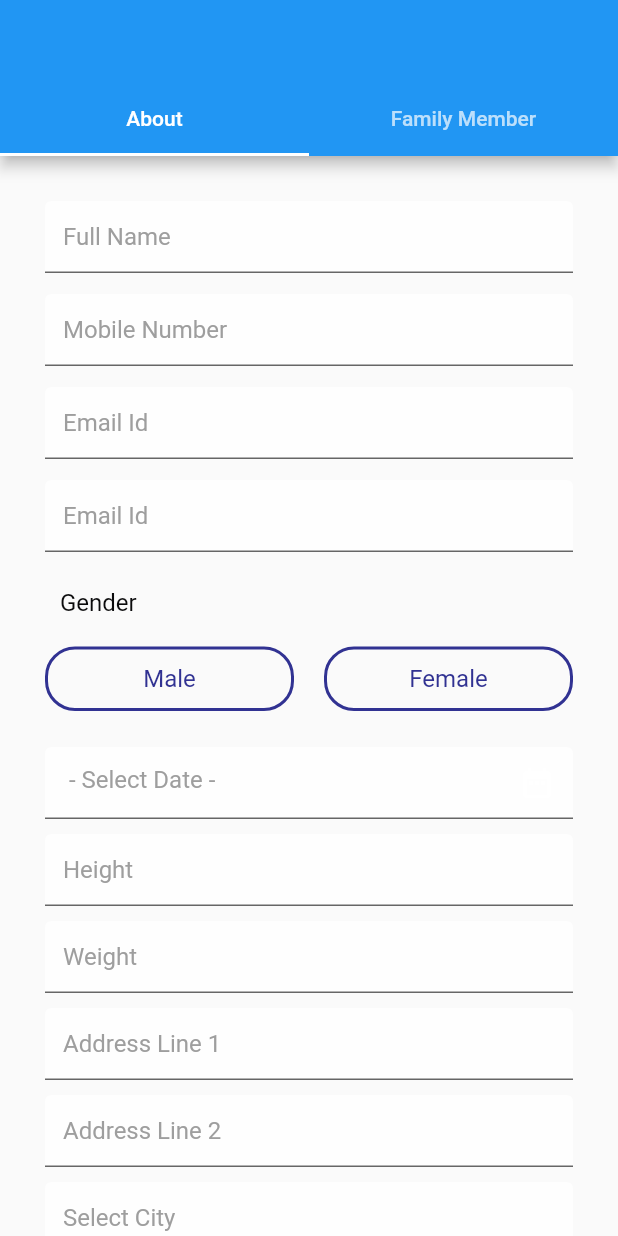
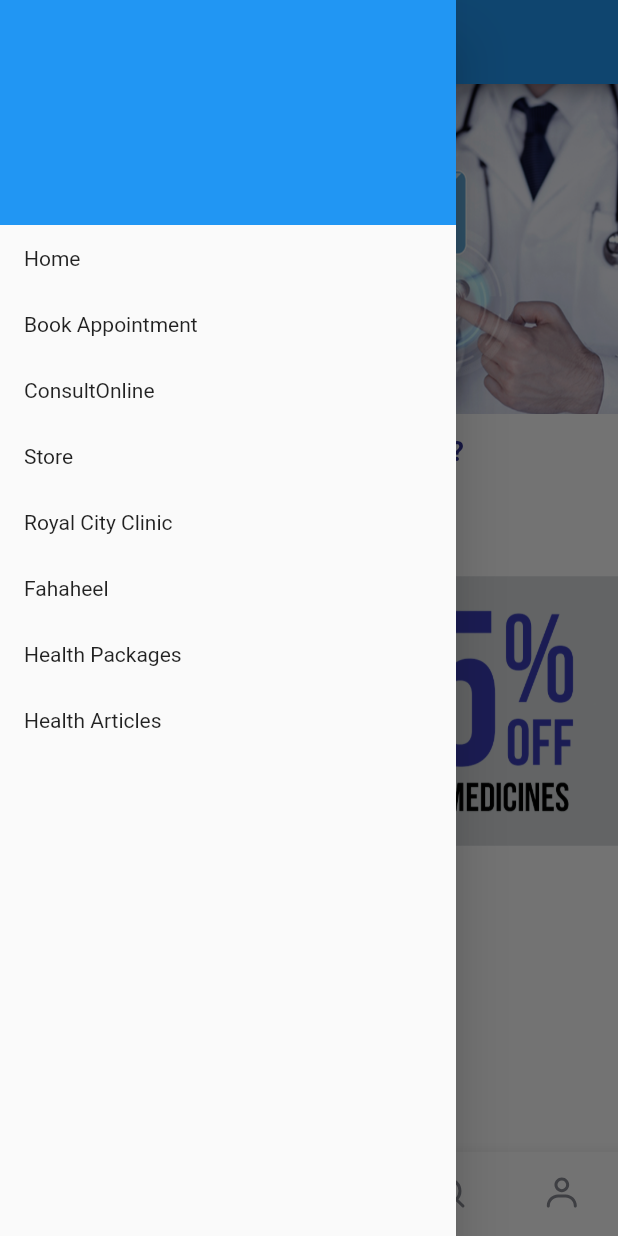
Before and after one commit to GauravPandey123/CityClinicUser, a Flutter app: the screen it shows after launch, with the side drawer open (before the commit the screen has no drawer), on a phone screen of 412 x 824 dp. Run offline on Flutter 3.47's test engine with Material 2 defaults, Android fonts, the phone set to English and light mode, and no system bars; our stand-ins replace flutter_svg.

Commit message:
order screen bottomtabscreen main screen added

```diff
--- a/lib/main.dart
+++ b/lib/main.dart
@@ -1,9 +1,12 @@
+import 'package:city_clinic_user/ui/screens/BottomTabsScreen.dart';
+import 'package:city_clinic_user/ui/screens/Dashboard.dart';
 import 'package:city_clinic_user/ui/screens/Login-Screen.dart';
 import 'package:city_clinic_user/ui/screens/MainScreen.dart';
 import 'package:city_clinic_user/ui/screens/ProfileDetails.dart';
 import 'package:city_clinic_user/ui/screens/Signup.dart';
 import 'package:city_clinic_user/ui/screens/Splash.dart';
 import 'package:city_clinic_user/widget/findandbook_item.dart';
+import 'package:city_clinic_user/widget/health_articles_item.dart';
 import 'package:flutter/material.dart';
 
 void main() {
@@ -17,7 +20,7 @@ class MyApp extends StatelessWidget {
     return MaterialApp(
       debugShowCheckedModeBanner: false,
       title: 'Flutter Demo',
-      home: ProfileDetails(),
+      home: BottomTabsScreen()
     );
   }
 }
--- /dev/null
+++ b/lib/ui/screens/BottomTabsScreen.dart
@@ -0,0 +1,95 @@
+import 'package:city_clinic_user/ui/screens/Cart.dart';
+import 'package:city_clinic_user/ui/screens/Dashboard.dart';
+import 'package:city_clinic_user/ui/screens/Orders.dart';
+import 'package:city_clinic_user/ui/screens/Profile.dart';
+import 'package:city_clinic_user/ui/screens/Search.dart';
+import 'package:city_clinic_user/utils/AppImages.dart';
+import 'package:city_clinic_user/utils/appcolors.dart';
+import 'package:city_clinic_user/widget/maindrawer.dart';
+import 'package:flutter/cupertino.dart';
+import 'package:flutter/material.dart';
+import 'package:flutter_svg/flutter_svg.dart';
+
+class BottomTabsScreen extends StatefulWidget {
+  _BottomTabsScreen createState() => _BottomTabsScreen();
+}
+
+class _BottomTabsScreen extends State<BottomTabsScreen> {
+  List<Map<String, Object>> _pages;
+  int _selectedPageIndex = 0;
+
+  @override
+  void initState() {
+    _pages = [
+      {
+        'page': Dashboard(),
+        'title': 'DashBoard',
+      },
+      {
+        'page': Orders(),
+        'title': 'Orders',
+      },
+      {
+        'page': Search(),
+        'title': 'Search',
+      },
+      {
+        'page': Cart(),
+        'title': 'Cart',
+      },
+      {
+        'page': Profile(),
+        'title': 'Cart',
+      },
+    ];
+    super.initState();
+  }
+
+  @override
+  Widget build(BuildContext context) {
+    return Scaffold(
+      appBar: AppBar(
+        title: Text(_pages[_selectedPageIndex]['title']),
+      ),
+      drawer: MainDrawer(),
+      body: _pages[_selectedPageIndex]['page'],
+      bottomNavigationBar: BottomNavigationBar(
+        onTap: _selectPage,
+        backgroundColor: Colors.white,
+        unselectedItemColor: Colors.white,
+        selectedItemColor: Theme.of(context).primaryColor,
+        currentIndex: _selectedPageIndex,
+        // type: BottomNavigationBarType.fixed,
+        items: [
+          BottomNavigationBarItem(
+            icon: SvgPicture.asset(homeImage,height: 24,width: 24),
+            title: Text('DashBoard'),
+          ),
+          BottomNavigationBarItem(
+            icon: SvgPicture.asset(orderImage,height: 24,width: 24),
+            title: Text('Order'),
+          ),
+          BottomNavigationBarItem(
+            icon: SvgPicture.asset(cartImage,height: 24,width: 24),
+            title: Text('Cart'),
+          ),
+          BottomNavigationBarItem(
+            icon: SvgPicture.asset(searchImage,height: 24,width: 24),
+            title: Text('Search'),
+          ),
+          BottomNavigationBarItem(
+            icon: SvgPicture.asset(profile1Image,height: 24,width: 24),
+            title: Text('Profile'),
+          ),
+        ],
+      ),
+    );
+  }
+
+  void _selectPage(int index) {
+    setState(() {
+      _selectedPageIndex = index;
+    });
+  }
+
+}
--- a/lib/utils/AppImages.dart
+++ b/lib/utils/AppImages.dart
@@ -5,3 +5,9 @@ const String twitter = "assets/images/twitter.svg";
 const String calendraImage = "assets/images/calender.svg";
 const String iconsProfile = "assets/images/iconsprofile.svg";
 const String deleteImage = "assets/images/delete.svg";
+const String profileImage = "assets/images/profile.svg";
+const String homeImage = "assets/images/Home.svg";
+const String orderImage = "assets/images/Order.svg";
+const String cartImage = "assets/images/Cart.svg";
+const String searchImage = "assets/images/Search.svg";
+const String profile1Image = "assets/images/Account.svg";
--- a/lib/utils/appcolors.dart
+++ b/lib/utils/appcolors.dart
@@ -5,3 +5,5 @@ const blackOneColor = const Color(0xFF0B0B0C);
 const greyOneColor = const Color(0xFF888992);
 const whiteColor = const Color(0xFFFFFFFF);
 const redColor = const Color(0xFFED1D26);
+const blackTextColor = const Color(0xFF0B0B0C);
+const yellowTextColor = const Color(0xFFF79E1B);
--- a/lib/widget/findandbook_item.dart
+++ b/lib/widget/findandbook_item.dart
@@ -107,7 +107,6 @@ class _FindandBookState extends State<FindandBookItem> {
                                   Border.all(width: 2, color: blueTextColor),
                               borderRadius:
                                   BorderRadius.all(Radius.circular(20)),color: blueTextColor ), // make rounded corner of border),
-
                           child: Text(
                             "Book Appointment",
                             style:
--- a/lib/widget/health_articles_item.dart
+++ b/lib/widget/health_articles_item.dart
@@ -26,7 +26,7 @@ class _HealthArticlesState extends State<HealthArticles> {
                 padding: EdgeInsets.all(8.0),
                 height: MediaQuery.of(context).size.height / 3.5,
                 width: MediaQuery.of(context).size.width,
-                child: SvgPicture.asset(twitter, fit: BoxFit.cover),
+
 
               )
             ],
--- /dev/null
+++ b/lib/widget/maindrawer.dart
@@ -0,0 +1,51 @@
+import 'package:flutter/cupertino.dart';
+import 'package:flutter/material.dart';
+
+class MainDrawer extends StatelessWidget {
+  Widget buildListTile(String title, Function tapHandler) {
+    return ListTile(
+      visualDensity: VisualDensity(horizontal: 0,vertical: -3),
+      title: Text(
+        title,
+        style: TextStyle(
+          fontSize: 14,
+          fontWeight: FontWeight.normal,
+        ),
+      ),
+      onTap: tapHandler,
+    );
+  }
+
+  @override
+  Widget build(BuildContext context) {
+    return Drawer(
+      child: Column(
+        children: <Widget>[
+          Container(
+            height:150,
+            width: double.infinity,
+            alignment: Alignment.centerLeft,
+            color: Theme.of(context).accentColor,
+            child: Text(
+              'Cooking Up!',
+              style: TextStyle(
+                  fontWeight: FontWeight.w900,
+                  fontSize: 30,
+                  color: Theme.of(context).primaryColor),
+            ),
+          ),
+
+          buildListTile('Home', () {}),
+          buildListTile('Book Appointment', () {}),
+          buildListTile('ConsultOnline', () {}),
+          buildListTile('Store', () {}),
+          buildListTile('Royal City Clinic', () {}),
+          buildListTile('Fahaheel', () {}),
+          buildListTile('Health Packages', () {}),
+          buildListTile('Health Articles', () {}),
+
+        ],
+      ),
+    );
+  }
+}
```
Also changed, not shown: lib/ui/screens/Cart.dart (added, +21 -0 lines), lib/ui/screens/Dashboard.dart (+16 -26 lines), lib/ui/screens/Orders.dart (added, +40 -0 lines), lib/ui/screens/Profile.dart (added, +18 -0 lines), lib/ui/screens/Search.dart (added, +23 -0 lines), lib/widget/family_member_item.dart (+1 -14 lines), lib/widget/myorders_item.dart (added, +149 -0 lines), assets/images/Home.svg, assets/images/product_image.png (added), assets/images/profile.svg (added).
